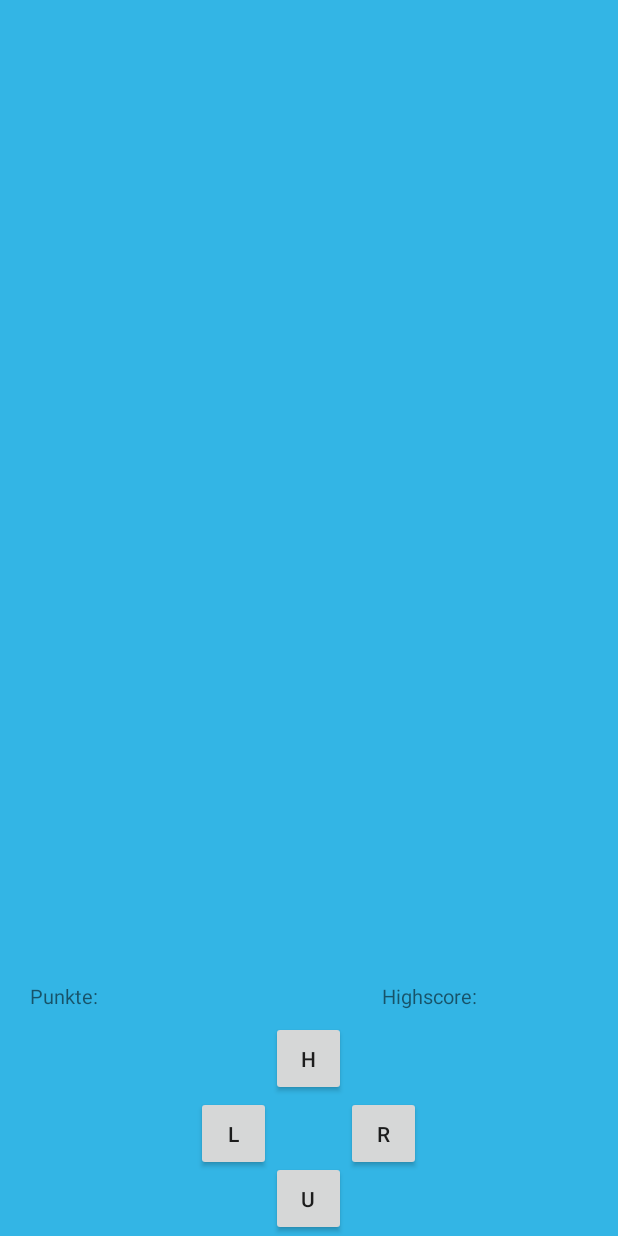
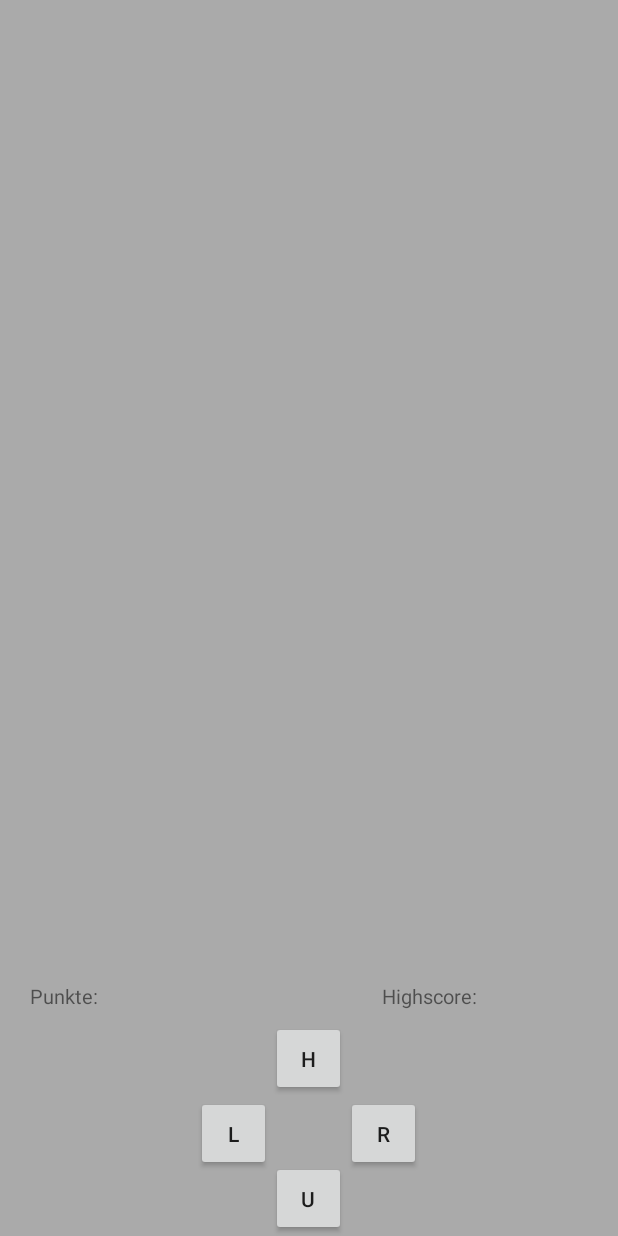
Before and after one commit to MyMumSwimsFaster/Snake, an Android app: the layout activity_main.xml on its own in the app's theme, with its tools: preview values and no code run, on a phone screen of 412 x 824 dp. Run offline under Robolectric (Android 15) with nearby library versions, the phone set to English and light mode, and no system bars.

Commit message:
ES GAAAAAAAAAAHT

```diff
--- a/app/src/main/AndroidManifest.xml
+++ b/app/src/main/AndroidManifest.xml
@@ -9,7 +9,7 @@
         android:roundIcon="@mipmap/ic_launcher_round"
         android:supportsRtl="true"
         android:theme="@style/AppTheme">
-        <activity android:name=".MainActivity">
+        <activity android:name=".GameActivity">
             <intent-filter>
                 <action android:name="android.intent.action.MAIN" />
 
@@ -18,7 +18,7 @@
         </activity>
         <activity android:name=".PregameActivity">
         </activity>
-        <activity android:name=".GameActivity">
+        <activity android:name=".MainActivity">
         </activity>
         <activity android:name=".EndActivity">
         </activity>
--- a/app/src/main/java/com/example/snake/GameActivity.java
+++ b/app/src/main/java/com/example/snake/GameActivity.java
@@ -45,7 +45,7 @@ public class GameActivity extends AppCompatActivity {
         RelativeLayout.LayoutParams params = new RelativeLayout.LayoutParams(900, 900);
         schlangeView.setLayoutParams(params);
         RelativeLayout layout = findViewById(R.id.layout1);
-        schlangeView.setBackgroundColor(Color.YELLOW);
+        schlangeView.setBackgroundColor(Color.parseColor("#8caf96"));
         layout.addView(schlangeView);
     }
 
--- a/app/src/main/java/com/example/snake/SchlangeView.java
+++ b/app/src/main/java/com/example/snake/SchlangeView.java
@@ -113,20 +113,20 @@ public class SchlangeView extends SurfaceView implements SurfaceHolder.Callback{
         futterX = futter.getFutterX();
         futterY = futter.getFutterY();
 
-        p.setColor(Color.GREEN);
+        p.setColor(Color.RED);
         canvas.drawRect(futterX*kästchenGröße, futterY*kästchenGröße,futterX*kästchenGröße+kästchenGröße,futterY*kästchenGröße+kästchenGröße,p );
 
         for (int i = 0; i < snake.size(); i++) {
             Point point;
 
             if(i==0) {
-                p.setColor(Color.BLUE);
+                p.setColor(Color.BLACK);
                 point = snake.get(i);
                 canvas.drawRect(point.x * kästchenGröße, point.y * kästchenGröße, point.x * kästchenGröße + kästchenGröße, point.y * kästchenGröße + kästchenGröße, p);
             }
 
             else {
-                p.setColor(Color.RED);
+                p.setColor(Color.BLACK);
                 point = snake.get(i);
                 canvas.drawRect(point.x * kästchenGröße, point.y * kästchenGröße, point.x * kästchenGröße + kästchenGröße, point.y * kästchenGröße + kästchenGröße, p);
             }
--- a/app/src/main/res/layout/activity_main.xml
+++ b/app/src/main/res/layout/activity_main.xml
@@ -5,7 +5,7 @@
     android:layout_width="match_parent"
     android:layout_height="match_parent"
     android:orientation="horizontal"
-    android:background="@android:color/holo_blue_light"
+    android:background="@android:color/darker_gray"
     tools:context=".GameActivity">
 
 
```
